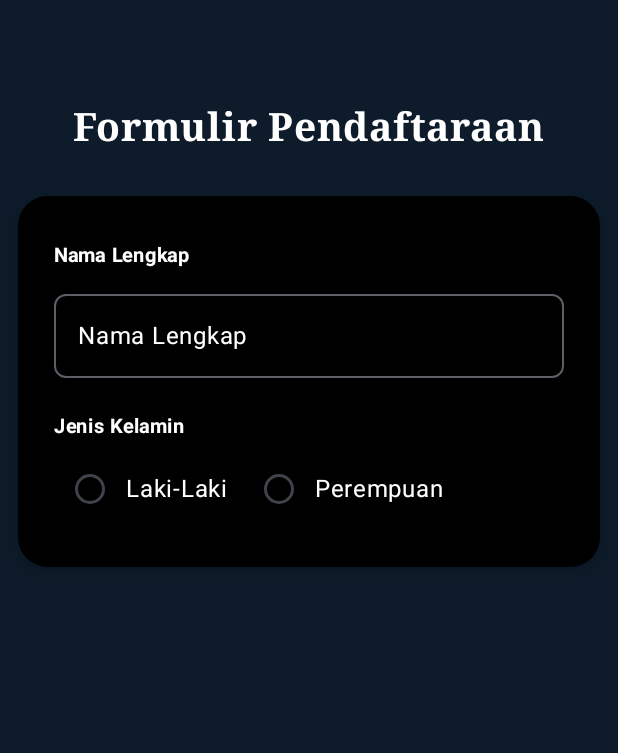
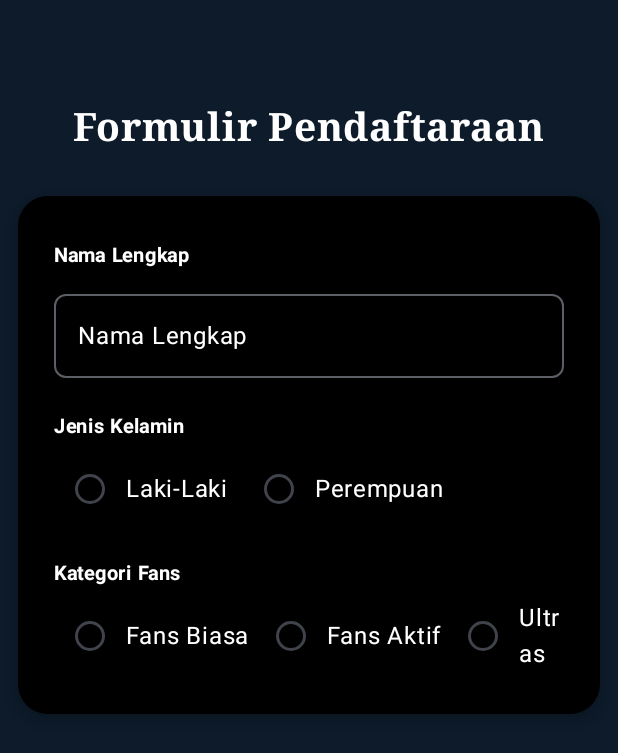
Before and after one commit to hikmatyar22/QuestNavigasiTugas_193, an Android app built with Jetpack Compose: the composable FormInput shown on its own in the app's theme, on a phone screen of 412 x 824 dp. Shown: the top 753 px of the screen. Run offline under Robolectric (Android 15) with nearby library versions, the phone set to English and light mode, and no system bars.

Commit message:
Membuat isian ketiga di card dengan text string Kategori fans dan membuat tombol pilihan untuk isian fans yang dipanggil dari Tipefans yang merupakan variabel yang sudah bikin tadi

```diff
--- a/app/src/main/java/com/example/tugasquestnavigasi/view/InputData.kt
+++ b/app/src/main/java/com/example/tugasquestnavigasi/view/InputData.kt
@@ -136,6 +136,28 @@ fun FormInput(
                         }
                     }
 
+                    Spacer(modifier = Modifier.height(10.dp))
+                    Text(
+                        text = stringResource(id = R.string.fans),
+                        fontSize = 13.sp,
+                        fontWeight = FontWeight.Bold,
+                        color = Color.White
+                    )
+                    Row(
+                        modifier = Modifier.fillMaxWidth(),
+                        horizontalArrangement = Arrangement.spacedBy(3.dp)
+                    ) {
+                        TipeFans.forEach { item ->
+                            Row(verticalAlignment = Alignment.CenterVertically) {
+                                RadioButton(
+                                    selected = (textTipeFans == item),
+                                    onClick = { textTipeFans = item },
+                                    colors = RadioButtonDefaults.colors(selectedColor = Color.White)
+                                )
+                                Text(text = item, color = Color.White)
+                            }
+                        }
+                    }
 
                 }
             }
```
